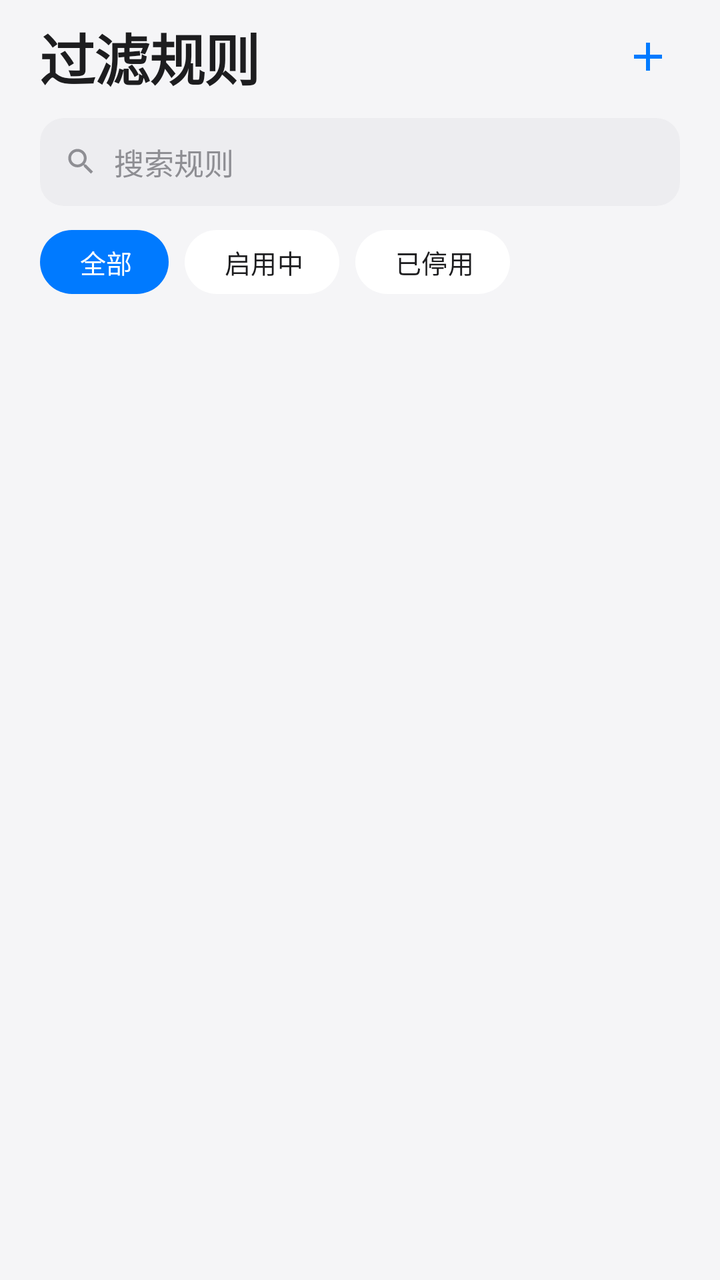
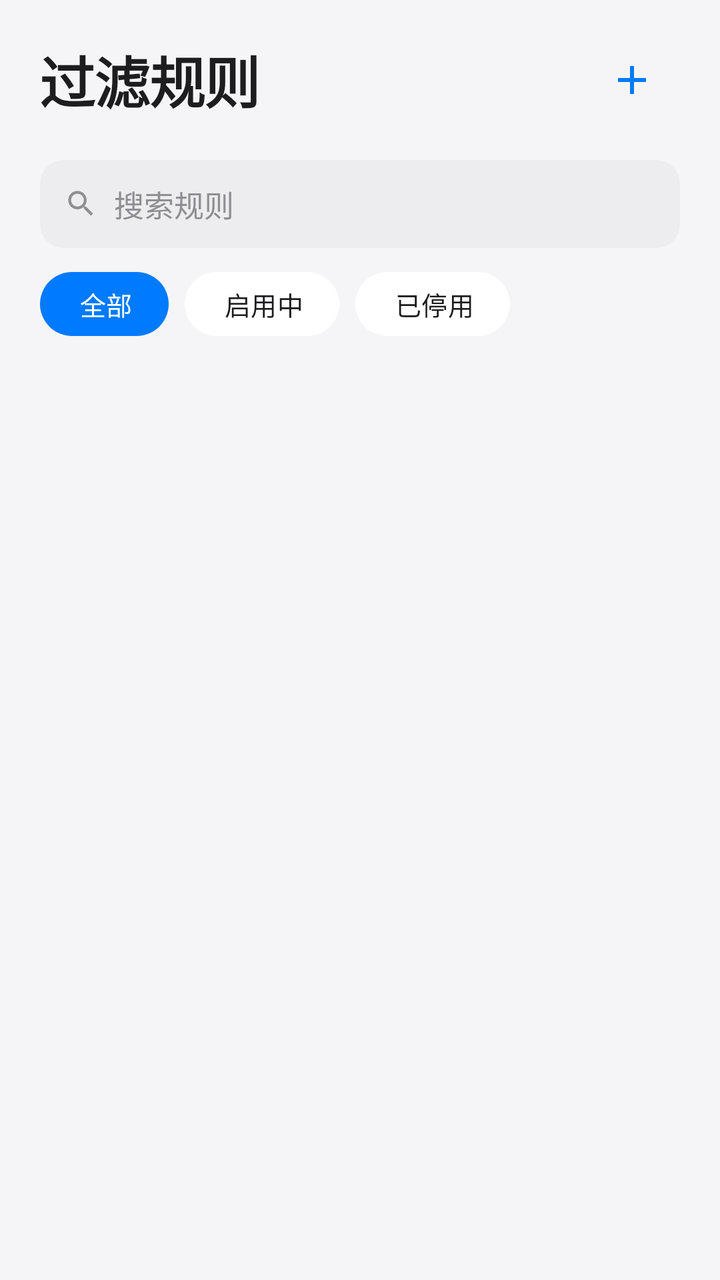

Screens rendered from an Android XML layout before and after an edit, with the pre-edit source and the edit as a unified diff.
<!-- AndroidManifest.xml: application theme Theme.NotifyForward -->
<!-- res/layout/fragment_rules.xml -->
<?xml version="1.0" encoding="utf-8"?>
<LinearLayout xmlns:android="http://schemas.android.com/apk/res/android"
    xmlns:app="http://schemas.android.com/apk/res-auto"
    android:layout_width="match_parent"
    android:layout_height="match_parent"
    android:orientation="vertical">

    <LinearLayout
        android:layout_width="match_parent"
        android:layout_height="wrap_content"
        android:gravity="center_vertical"
        android:orientation="horizontal"
        android:paddingHorizontal="@dimen/page_margin"
        android:paddingTop="8dp"
        android:paddingBottom="10dp">

        <TextView
            android:layout_width="0dp"
            android:layout_height="wrap_content"
            android:layout_weight="1"
            android:text="@string/title_rules"
            android:textAppearance="@style/TextAppearance.NotifyForward.ScreenTitle" />

        <ImageButton
            android:id="@+id/fab"
            android:layout_width="32dp"
            android:layout_height="32dp"
            android:background="?attr/selectableItemBackgroundBorderless"
            android:contentDescription="@string/add_rule"
            android:src="@drawable/ic_add"
            app:tint="@color/brand_primary" />
    </LinearLayout>

    <LinearLayout
        android:layout_width="match_parent"
        android:layout_height="@dimen/search_height"
        android:layout_marginHorizontal="@dimen/page_margin"
        android:background="@drawable/bg_search"
        android:gravity="center_vertical"
        android:orientation="horizontal"
        android:paddingHorizontal="12dp">

        <ImageView
            android:layout_width="17dp"
            android:layout_height="17dp"
            android:contentDescription="@null"
            android:src="@drawable/ic_search"
            app:tint="@color/text_secondary" />

        <EditText
            android:id="@+id/editSearch"
            android:layout_width="0dp"
            android:layout_height="match_parent"
            android:layout_marginStart="8dp"
            android:layout_weight="1"
            android:background="@null"
            android:hint="@string/search_rules_hint"
            android:imeOptions="actionSearch"
            android:inputType="text"
            android:maxLines="1"
            android:textColor="@color/text_primary"
            android:textColorHint="@color/text_secondary"
            android:textSize="15sp" />
    </LinearLayout>

    <com.google.android.material.chip.ChipGroup
        android:id="@+id/chipGroup"
        android:layout_width="wrap_content"
        android:layout_height="wrap_content"
        android:layout_marginHorizontal="@dimen/page_margin"
        android:layout_marginTop="12dp"
        app:chipSpacingHorizontal="8dp"
        app:selectionRequired="true"
        app:singleSelection="true">

        <com.google.android.material.chip.Chip
            android:id="@+id/chipAll"
            style="@style/Widget.NotifyForward.Chip"
            android:layout_width="wrap_content"
            android:layout_height="@dimen/chip_height"
            android:checked="true"
            android:text="@string/filter_all" />

        <com.google.android.material.chip.Chip
            android:id="@+id/chipEnabled"
            style="@style/Widget.NotifyForward.Chip"
            android:layout_width="wrap_content"
            android:layout_height="@dimen/chip_height"
            android:text="@string/rule_enabled" />

        <com.google.android.material.chip.Chip
            android:id="@+id/chipDisabled"
            style="@style/Widget.NotifyForward.Chip"
            android:layout_width="wrap_content"
            android:layout_height="@dimen/chip_height"
            android:text="@string/rule_disabled" />
    </com.google.android.material.chip.ChipGroup>

    <FrameLayout
        android:layout_width="match_parent"
        android:layout_height="0dp"
        android:layout_marginTop="8dp"
        android:layout_weight="1">

        <androidx.recyclerview.widget.RecyclerView
            android:id="@+id/recycler"
            android:layout_width="match_parent"
            android:layout_height="match_parent"
            android:clipToPadding="false"
            android:paddingHorizontal="@dimen/page_margin"
            android:paddingBottom="24dp" />

        <LinearLayout
            android:id="@+id/emptyView"
            android:layout_width="match_parent"
            android:layout_height="match_parent"
            android:gravity="center"
            android:orientation="vertical"
            android:visibility="gone">

            <ImageView
                android:layout_width="52dp"
                android:layout_height="52dp"
                android:alpha="0.9"
                android:contentDescription="@null"
                android:src="@drawable/ic_filter"
                app:tint="@color/text_tertiary" />

            <TextView
                android:layout_width="wrap_content"
                android:layout_height="wrap_content"
                android:layout_marginTop="14dp"
                android:text="@string/empty_rules_title"
                android:textColor="@color/text_primary"
                android:textSize="16sp"
                android:textStyle="bold" />

            <TextView
                android:layout_width="wrap_content"
                android:layout_height="wrap_content"
                android:layout_marginTop="6dp"
                android:gravity="center"
                android:paddingHorizontal="40dp"
                android:text="@string/empty_rules_desc"
                android:textColor="@color/text_secondary"
                android:textSize="13sp" />
        </LinearLayout>
    </FrameLayout>
</LinearLayout>
<!-- resources referenced by this layout -->
<resources>
  <color name="brand_primary">#007AFF</color>
  <color name="text_primary">#1D1D1F</color>
  <color name="text_secondary">#8E8E93</color>
  <color name="text_tertiary">#AEAEB2</color>
  <dimen name="chip_height">32dp</dimen>
  <dimen name="page_margin">20dp</dimen>
  <dimen name="search_height">44dp</dimen>
  <!-- drawable bg_search (drawable) -->
  <?xml version="1.0" encoding="utf-8"?>
  <shape xmlns:android="http://schemas.android.com/apk/res/android">
      <corners android:radius="12dp" />
      <solid android:color="@color/field_bg" />
  </shape>
  <!-- drawable ic_add (drawable) -->
  <vector xmlns:android="http://schemas.android.com/apk/res/android"
      android:width="24dp"
      android:height="24dp"
      android:viewportWidth="24"
      android:viewportHeight="24">
      <path
          android:fillColor="#FF000000"
          android:pathData="M19,13h-6v6h-2v-6H5v-2h6V5h2v6h6v2z" />
  </vector>
  <string name="add_rule">新建规则</string>
  <string name="empty_rules_desc">创建规则，自动消除或静音骚扰通知</string>
  <string name="empty_rules_title">还没有过滤规则</string>
  <string name="filter_all">全部</string>
  <string name="rule_disabled">已停用</string>
  <string name="rule_enabled">启用中</string>
  <string name="search_rules_hint">搜索规则</string>
  <string name="title_rules">过滤规则</string>
  <style name="Theme.NotifyForward" parent="Theme.Material3.DayNight.NoActionBar">
          <item name="colorPrimary">@color/brand_primary</item>
          <item name="colorOnPrimary">@color/white</item>
          <item name="colorPrimaryContainer">@color/brand_container</item>
          <item name="colorOnPrimaryContainer">@color/brand_primary_dark</item>
          <item name="colorSecondary">@color/accent</item>
          <item name="colorOnSecondary">@color/white</item>
          <item name="colorSurface">@color/surface</item>
          <item name="colorOnSurface">@color/text_primary</item>
          <item name="colorSurfaceVariant">@color/surface_alt</item>
          <item name="colorOnSurfaceVariant">@color/text_secondary</item>
          <item name="colorOutline">@color/divider</item>
          <item name="colorOutlineVariant">@color/divider</item>
          <item name="android:colorBackground">@color/page_bg</item>
          <item name="android:windowBackground">@color/page_bg</item>
          <item name="android:statusBarColor">@android:color/transparent</item>
          <item name="android:navigationBarColor">@color/surface</item>
          <item name="android:windowLightStatusBar" tools:targetApi="m">true</item>
          <item name="android:windowLightNavigationBar" tools:targetApi="o_mr1">true</item>
          <item name="materialAlertDialogTheme">@style/ThemeOverlay.NotifyForward.Dialog</item>
          <item name="android:fontFamily">sans-serif</item>
      </style>
  <color name="field_bg">#EDEDF0</color>
  <dimen name="text_screen_title">28sp</dimen>
  <color name="ripple">#14007AFF</color>
  <style name="ShapeAppearance.NotifyForward.Chip" parent="">
          <item name="cornerFamily">rounded</item>
          <item name="cornerSize">16dp</item>
      </style>
  <color name="white">#FFFFFF</color>
  <color name="brand_container">#E9F1FF</color>
  <color name="brand_primary_dark">#0063CE</color>
  <color name="accent">#34C759</color>
  <color name="surface">#FFFFFF</color>
  <color name="surface_alt">#F2F2F7</color>
  <color name="divider">#E5E5EA</color>
  <color name="page_bg">#F5F5F7</color>
  <style name="ThemeOverlay.NotifyForward.Dialog" parent="ThemeOverlay.Material3.MaterialAlertDialog">
          <item name="shapeAppearanceOverlay">@style/ShapeAppearance.NotifyForward.Dialog</item>
          <item name="colorSurface">@color/surface</item>
          <item name="colorOnSurface">@color/text_primary</item>
      </style>
  <style name="ShapeAppearance.NotifyForward.Dialog" parent="">
          <item name="cornerFamily">rounded</item>
          <item name="cornerSize">18dp</item>
      </style>
  <!-- unchanged entries left out for length: 4 -->
</resources>

<!-- the commit's change to res/layout/fragment_rules.xml (unified diff, before → after) -->
@@ -11,8 +11,8 @@
         android:gravity="center_vertical"
         android:orientation="horizontal"
         android:paddingHorizontal="@dimen/page_margin"
-        android:paddingTop="8dp"
-        android:paddingBottom="10dp">
+        android:paddingTop="16dp"
+        android:paddingBottom="16dp">
 
         <TextView
             android:layout_width="0dp"
@@ -23,8 +23,9 @@
 
         <ImageButton
             android:id="@+id/fab"
-            android:layout_width="32dp"
-            android:layout_height="32dp"
+            android:layout_width="48dp"
+            android:layout_height="48dp"
+            android:padding="12dp"
             android:background="?attr/selectableItemBackgroundBorderless"
             android:contentDescription="@string/add_rule"
             android:src="@drawable/ic_add"
<!-- resource entries referenced after the edit -->
@@ -36,10 +36,11 @@
           <item name="colorOnPrimary">@color/white</item>
           <item name="colorPrimaryContainer">@color/brand_container</item>
           <item name="colorOnPrimaryContainer">@color/brand_primary_dark</item>
-          <item name="colorSecondary">@color/accent</item>
+          <item name="colorSecondary">@color/brand_primary</item>
           <item name="colorOnSecondary">@color/white</item>
           <item name="colorSurface">@color/surface</item>
           <item name="colorOnSurface">@color/text_primary</item>
+          <item name="colorSurfaceContainerHigh">@color/surface</item>
           <item name="colorSurfaceVariant">@color/surface_alt</item>
           <item name="colorOnSurfaceVariant">@color/text_secondary</item>
           <item name="colorOutline">@color/divider</item>
@@ -63,7 +64,6 @@
   <color name="white">#FFFFFF</color>
   <color name="brand_container">#E9F1FF</color>
   <color name="brand_primary_dark">#0063CE</color>
-  <color name="accent">#34C759</color>
   <color name="surface">#FFFFFF</color>
   <color name="surface_alt">#F2F2F7</color>
   <color name="divider">#E5E5EA</color>
@@ -72,6 +72,7 @@
           <item name="shapeAppearanceOverlay">@style/ShapeAppearance.NotifyForward.Dialog</item>
           <item name="colorSurface">@color/surface</item>
           <item name="colorOnSurface">@color/text_primary</item>
+          <item name="colorSurfaceContainerHigh">@color/surface</item>
       </style>
   <style name="ShapeAppearance.NotifyForward.Dialog" parent="">
           <item name="cornerFamily">rounded</item>
